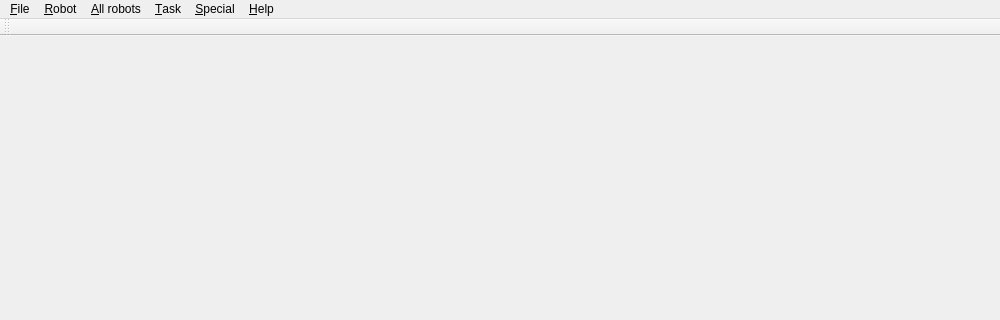
Above: src/ui-qt/base/mainwindow.ui from ptroja/mrrocpp before the change; both pictures show x 0 to 1000 and y 0 to 320 of the 1000 by 700 pixel window. Below: the same form after it.
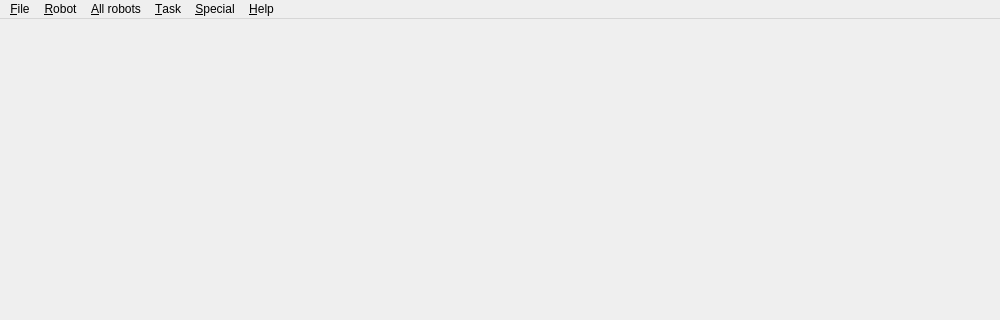
That is the form after the change.

```diff
--- a/src/ui-qt/base/mainwindow.ui
+++ b/src/ui-qt/base/mainwindow.ui
@@ -436,17 +436,6 @@
     </layout>
    </widget>
   </widget>
-  <widget class="QToolBar" name="toolBar">
-   <property name="windowTitle">
-    <string>toolBar</string>
-   </property>
-   <attribute name="toolBarArea">
-    <enum>TopToolBarArea</enum>
-   </attribute>
-   <attribute name="toolBarBreak">
-    <bool>false</bool>
-   </attribute>
-  </widget>
   <action name="actionspkm_EDP_Load">
    <property name="text">
     <string>EDP &amp;Load</string>
```
